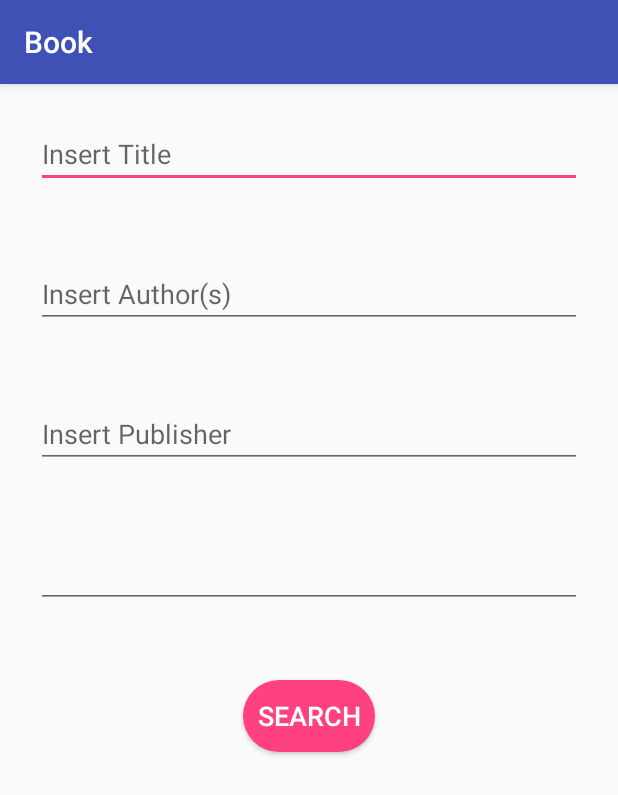
After one commit to imankhadiv/book-finder, an Android app: the SearchActivity screen opened directly, with no data from a screen before it, on a phone screen of 412 x 824 dp. The commit adds this screen. Shown: the top 795 px of the screen. Run offline under Robolectric (Android 15) with nearby library versions, the phone set to English and light mode, and no system bars.

Commit message:
added search activity

```diff
--- a/app/src/main/AndroidManifest.xml
+++ b/app/src/main/AndroidManifest.xml
@@ -18,7 +18,8 @@
                 <category android:name="android.intent.category.LAUNCHER" />
             </intent-filter>
         </activity>
-        <activity android:name=".BookDetail"></activity>
+        <activity android:name=".BookDetail" />
+        <activity android:name=".SearchActivity"></activity>
     </application>
 
 </manifest>
--- a/app/src/main/java/elrast/com/book/BookListActivity.java
+++ b/app/src/main/java/elrast/com/book/BookListActivity.java
@@ -1,5 +1,6 @@
 package elrast.com.book;
 
+import android.content.Intent;
 import android.os.AsyncTask;
 import android.os.Bundle;
 import android.support.v4.view.MenuItemCompat;
@@ -46,6 +47,19 @@ public class BookListActivity extends AppCompatActivity {
 
 
             Log.e("Error", e.toString());
+        }
+    }
+
+    @Override
+    public boolean onOptionsItemSelected(MenuItem item) {
+
+        switch (item.getItemId()){
+            case R.id.advanced_search:
+                Intent intent = new Intent(this, SearchActivity.class);
+                startActivity(intent);
+                return true;
+            default:
+                return super.onOptionsItemSelected(item);
         }
     }
 
--- /dev/null
+++ b/app/src/main/java/elrast/com/book/SearchActivity.java
@@ -0,0 +1,13 @@
+package elrast.com.book;
+
+import android.support.v7.app.AppCompatActivity;
+import android.os.Bundle;
+
+public class SearchActivity extends AppCompatActivity {
+
+    @Override
+    protected void onCreate(Bundle savedInstanceState) {
+        super.onCreate(savedInstanceState);
+        setContentView(R.layout.activity_search);
+    }
+}
--- /dev/null
+++ b/app/src/main/res/drawable/search_button_shape.xml
@@ -0,0 +1,6 @@
+<?xml version="1.0" encoding="utf-8"?>
+<shape xmlns:android="http://schemas.android.com/apk/res/android"
+    android:shape="rectangle">
+    <corners android:radius="50dp" />
+    <solid android:color="@color/colorAccent" />
+</shape>
--- /dev/null
+++ b/app/src/main/res/layout/activity_search.xml
@@ -0,0 +1,55 @@
+<?xml version="1.0" encoding="utf-8"?>
+<LinearLayout xmlns:android="http://schemas.android.com/apk/res/android"
+    xmlns:tools="http://schemas.android.com/tools"
+    android:layout_width="match_parent"
+    android:layout_height="match_parent"
+    android:orientation="vertical"
+    tools:context="elrast.com.book.SearchActivity">
+
+    <EditText
+        android:id="@+id/etTitle"
+        android:layout_width="match_parent"
+        android:layout_height="wrap_content"
+        android:layout_margin="@dimen/margin_search_activity"
+        android:ems="10"
+        android:hint="@string/hint_title"
+        android:inputType="textPersonName" />
+
+    <EditText
+        android:id="@+id/etAuther"
+        android:layout_width="match_parent"
+        android:layout_height="wrap_content"
+        android:layout_margin="@dimen/margin_search_activity"
+        android:ems="10"
+        android:hint="@string/hint_author"
+        android:inputType="textPersonName" />
+
+    <EditText
+        android:id="@+id/etPublisher"
+        android:layout_width="match_parent"
+        android:layout_height="wrap_content"
+        android:layout_margin="@dimen/margin_search_activity"
+        android:ems="10"
+        android:hint="@string/hint_publisher"
+        android:inputType="textPersonName" />
+
+    <EditText
+        android:id="@+id/etIsbn"
+        android:layout_width="match_parent"
+        android:layout_height="wrap_content"
+        android:layout_margin="@dimen/margin_search_activity"
+        android:ems="10"
+        android:hint="@string/hint_isbn"
+        android:inputType="textPersonName" />
+
+    <Button
+        android:id="@+id/btnSearch"
+        android:layout_width="wrap_content"
+        android:layout_height="wrap_content"
+        android:layout_margin="@dimen/margin_search_activity"
+        android:text="@string/search"
+        android:layout_gravity="center"
+        android:textColor="#ffffffff"
+        android:textSize="@dimen/search_button_text_size"
+        android:background="@drawable/search_button_shape"/>
+</LinearLayout>
--- a/app/src/main/res/menu/book_list_menu.xml
+++ b/app/src/main/res/menu/book_list_menu.xml
@@ -7,4 +7,9 @@
         android:title="@string/search"
         app:actionViewClass="android.support.v7.widget.SearchView"
         app:showAsAction="always|collapseActionView" />
+
+    <item
+        android:id="@+id/advanced_search"
+        android:title="@string/advanced_search"
+        app:showAsAction="never"/>
 </menu>
--- a/app/src/main/res/values/dimens.xml
+++ b/app/src/main/res/values/dimens.xml
@@ -4,4 +4,6 @@
     <dimen name="author">18sp</dimen>
     <dimen name="published_date_padding">8dp</dimen>
     <dimen name="standard_margin">16dp</dimen>
+    <dimen name="margin_search_activity">24dp</dimen>
+    <dimen name="search_button_text_size">18sp</dimen>
 </resources>
--- a/app/src/main/res/values/strings.xml
+++ b/app/src/main/res/values/strings.xml
@@ -7,4 +7,9 @@
     <string name="search">search</string>
     <string name="textview">TextView</string>
     <string name="empty_image">empty_image</string>
+    <string name="hint_title">Insert Title</string>
+    <string name="hint_publisher">Insert Publisher</string>
+    <string name="hint_author">Insert Author(s)</string>
+    <string name="hint_isbn"></string>
+    <string name="advanced_search">Advanced Search</string>
 </resources>
```
